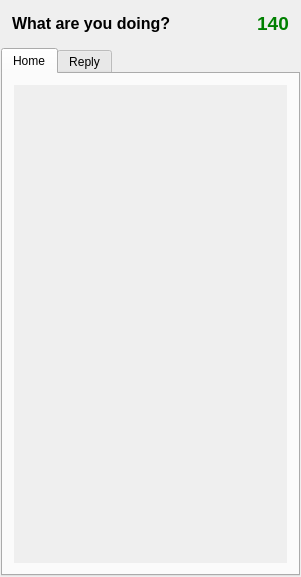
The window that src/mainwindow_base.ui (mtux/choqok-old) describes before a commit, drawn with Qt 5.
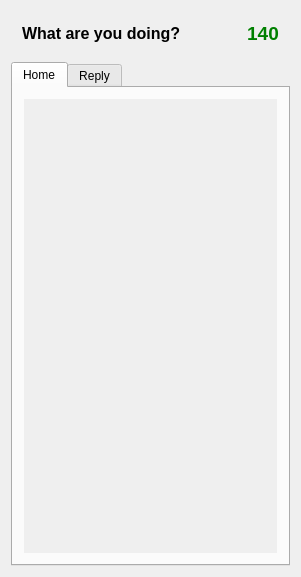
The same window after the commit. Custom widgets are drawn as their Qt base class.

Commit message: Bug in showing new twits move them to bottom, fixed. and option added to update home timeline after new twit sent

```diff
--- a/src/mainwindow_base.ui
+++ b/src/mainwindow_base.ui
@@ -22,128 +22,6 @@
    <bool>true</bool>
   </property>
   <layout class="QGridLayout" name="gridLayout_2" >
-   <property name="margin" >
-    <number>1</number>
-   </property>
-   <property name="spacing" >
-    <number>2</number>
-   </property>
-   <item row="2" column="0" >
-    <widget class="KTabWidget" name="tabs" >
-     <property name="sizePolicy" >
-      <sizepolicy vsizetype="Expanding" hsizetype="Expanding" >
-       <horstretch>0</horstretch>
-       <verstretch>0</verstretch>
-      </sizepolicy>
-     </property>
-     <property name="tabPosition" >
-      <enum>QTabWidget::North</enum>
-     </property>
-     <property name="currentIndex" >
-      <number>0</number>
-     </property>
-     <property name="elideMode" >
-      <enum>Qt::ElideNone</enum>
-     </property>
-     <widget class="QWidget" name="tabHome" >
-      <attribute name="title" >
-       <string>Home</string>
-      </attribute>
-      <layout class="QGridLayout" name="gridLayout" >
-       <item row="0" column="0" >
-        <widget class="QScrollArea" name="homeScroll" >
-         <property name="sizePolicy" >
-          <sizepolicy vsizetype="Expanding" hsizetype="Preferred" >
-           <horstretch>0</horstretch>
-           <verstretch>0</verstretch>
-          </sizepolicy>
-         </property>
-         <property name="frameShape" >
-          <enum>QFrame::NoFrame</enum>
-         </property>
-         <property name="frameShadow" >
-          <enum>QFrame::Plain</enum>
-         </property>
-         <property name="verticalScrollBarPolicy" >
-          <enum>Qt::ScrollBarAsNeeded</enum>
-         </property>
-         <property name="horizontalScrollBarPolicy" >
-          <enum>Qt::ScrollBarAsNeeded</enum>
-         </property>
-         <property name="widgetResizable" >
-          <bool>true</bool>
-         </property>
-         <widget class="QWidget" name="frameHome" >
-          <property name="geometry" >
-           <rect>
-            <x>0</x>
-            <y>0</y>
-            <width>283</width>
-            <height>498</height>
-           </rect>
-          </property>
-          <layout class="QVBoxLayout" name="verticalLayout" >
-           <property name="spacing" >
-            <number>0</number>
-           </property>
-           <property name="margin" >
-            <number>0</number>
-           </property>
-          </layout>
-         </widget>
-        </widget>
-       </item>
-      </layout>
-     </widget>
-     <widget class="QWidget" name="tabReply" >
-      <attribute name="title" >
-       <string>Reply</string>
-      </attribute>
-      <layout class="QVBoxLayout" name="verticalLayout_2" >
-       <item>
-        <widget class="QScrollArea" name="replyScroll" >
-         <property name="sizePolicy" >
-          <sizepolicy vsizetype="Expanding" hsizetype="Preferred" >
-           <horstretch>0</horstretch>
-           <verstretch>0</verstretch>
-          </sizepolicy>
-         </property>
-         <property name="frameShape" >
-          <enum>QFrame::NoFrame</enum>
-         </property>
-         <property name="verticalScrollBarPolicy" >
-          <enum>Qt::ScrollBarAsNeeded</enum>
-         </property>
-         <property name="horizontalScrollBarPolicy" >
-          <enum>Qt::ScrollBarAsNeeded</enum>
-         </property>
-         <property name="widgetResizable" >
-          <bool>true</bool>
-         </property>
-         <widget class="QWidget" name="frameReply" >
-          <property name="geometry" >
-           <rect>
-            <x>0</x>
-            <y>0</y>
-            <width>283</width>
-            <height>500</height>
-           </rect>
-          </property>
-          <layout class="QVBoxLayout" name="verticalLayout_3" >
-           <property name="spacing" >
-            <number>0</number>
-           </property>
-           <property name="margin" >
-            <number>0</number>
-           </property>
-          </layout>
-         </widget>
-        </widget>
-       </item>
-      </layout>
-     </widget>
-    </widget>
-   </item>
    <item row="0" column="0" >
     <widget class="QFrame" name="inputFrame" >
      <property name="frameShape" >
@@ -203,6 +81,120 @@
      </layout>
     </widget>
    </item>
+   <item row="1" column="0" >
+    <widget class="KTabWidget" name="tabs" >
+     <property name="sizePolicy" >
+      <sizepolicy vsizetype="Expanding" hsizetype="Expanding" >
+       <horstretch>0</horstretch>
+       <verstretch>0</verstretch>
+      </sizepolicy>
+     </property>
+     <property name="tabPosition" >
+      <enum>QTabWidget::North</enum>
+     </property>
+     <property name="currentIndex" >
+      <number>0</number>
+     </property>
+     <property name="elideMode" >
+      <enum>Qt::ElideNone</enum>
+     </property>
+     <widget class="QWidget" name="tabHome" >
+      <attribute name="title" >
+       <string>Home</string>
+      </attribute>
+      <layout class="QGridLayout" name="gridLayout" >
+       <item row="0" column="0" >
+        <widget class="QScrollArea" name="homeScroll" >
+         <property name="sizePolicy" >
+          <sizepolicy vsizetype="Expanding" hsizetype="Preferred" >
+           <horstretch>0</horstretch>
+           <verstretch>0</verstretch>
+          </sizepolicy>
+         </property>
+         <property name="frameShape" >
+          <enum>QFrame::NoFrame</enum>
+         </property>
+         <property name="frameShadow" >
+          <enum>QFrame::Plain</enum>
+         </property>
+         <property name="verticalScrollBarPolicy" >
+          <enum>Qt::ScrollBarAsNeeded</enum>
+         </property>
+         <property name="horizontalScrollBarPolicy" >
+          <enum>Qt::ScrollBarAsNeeded</enum>
+         </property>
+         <property name="widgetResizable" >
+          <bool>true</bool>
+         </property>
+         <widget class="QWidget" name="frameHome" >
+          <property name="geometry" >
+           <rect>
+            <x>0</x>
+            <y>0</y>
+            <width>277</width>
+            <height>490</height>
+           </rect>
+          </property>
+          <layout class="QVBoxLayout" name="verticalLayout_5" >
+           <item>
+            <layout class="QVBoxLayout" name="homeLayout" >
+             <property name="spacing" >
+              <number>0</number>
+             </property>
+            </layout>
+           </item>
+          </layout>
+         </widget>
+        </widget>
+       </item>
+      </layout>
+     </widget>
+     <widget class="QWidget" name="tabReply" >
+      <attribute name="title" >
+       <string>Reply</string>
+      </attribute>
+      <layout class="QVBoxLayout" name="verticalLayout_2" >
+       <item>
+        <widget class="QScrollArea" name="replyScroll" >
+         <property name="sizePolicy" >
+          <sizepolicy vsizetype="Expanding" hsizetype="Preferred" >
+           <horstretch>0</horstretch>
+           <verstretch>0</verstretch>
+          </sizepolicy>
+         </property>
+         <property name="frameShape" >
+          <enum>QFrame::NoFrame</enum>
+         </property>
+         <property name="verticalScrollBarPolicy" >
+          <enum>Qt::ScrollBarAsNeeded</enum>
+         </property>
+         <property name="horizontalScrollBarPolicy" >
+          <enum>Qt::ScrollBarAsNeeded</enum>
+         </property>
+         <property name="widgetResizable" >
+          <bool>true</bool>
+         </property>
+         <widget class="QWidget" name="frameReply" >
+          <property name="geometry" >
+           <rect>
+            <x>0</x>
+            <y>0</y>
+            <width>277</width>
+            <height>490</height>
+           </rect>
+          </property>
+          <layout class="QVBoxLayout" name="verticalLayout" >
+           <item>
+            <layout class="QVBoxLayout" name="replyLayout" />
+           </item>
+          </layout>
+         </widget>
+        </widget>
+       </item>
+      </layout>
+     </widget>
+    </widget>
+   </item>
   </layout>
  </widget>
  <layoutdefault spacing="6" margin="11" />
```
The commit also changes 7 other files.
